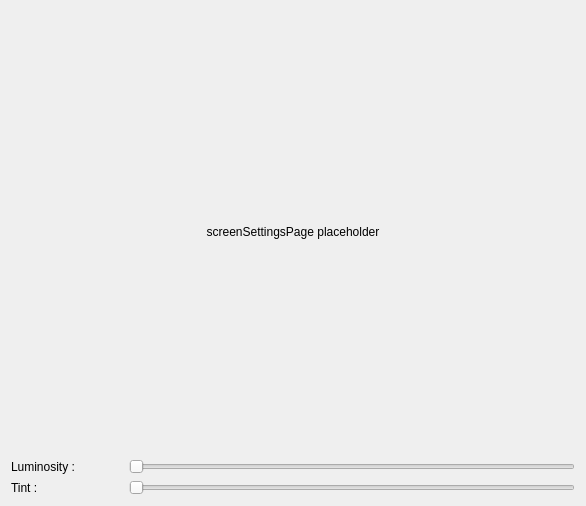
Above: screensettings.ui from Aryetis/Obenkyobo before the change. Below: the same form after it.
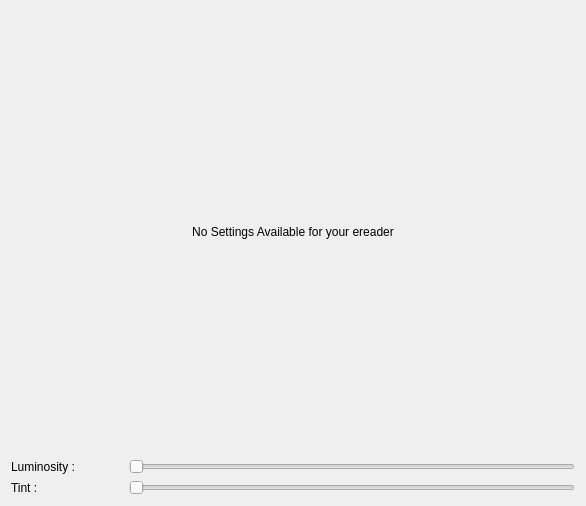
That is the form after the change.

Commit message: screen setting v1

Patch:
```diff
--- a/screensettings.ui
+++ b/screensettings.ui
@@ -17,7 +17,7 @@
    <item>
     <widget class="QLabel" name="PageTitle">
      <property name="text">
-      <string>screenSettingsPage placeholder</string>
+      <string>No Settings Available for your ereader</string>
      </property>
      <property name="alignment">
       <set>Qt::AlignCenter</set>
```
Left out of the diff: 2 changed lines with no effect on the pictures. The commit also changes 3 other files.
